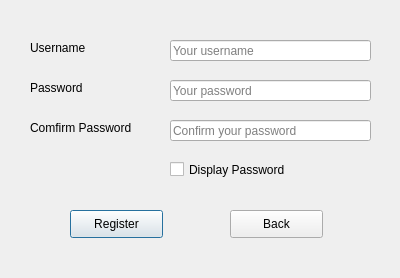
The window that regist.ui (Galaxies99/MS125-chatroom-client) describes before a commit, drawn with Qt 5.
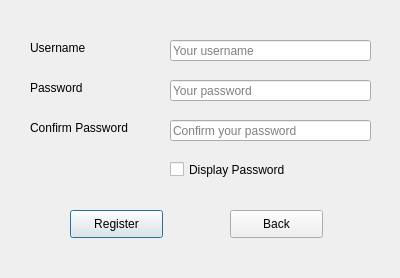
The same window after the commit.

The edit to the form file:
```diff
--- a/regist.ui
+++ b/regist.ui
@@ -49,7 +49,7 @@
     </rect>
    </property>
    <property name="text">
-    <string>Comfirm Password</string>
+    <string>Confirm Password</string>
    </property>
   </widget>
   <widget class="QLineEdit" name="usernameEdit">
```
